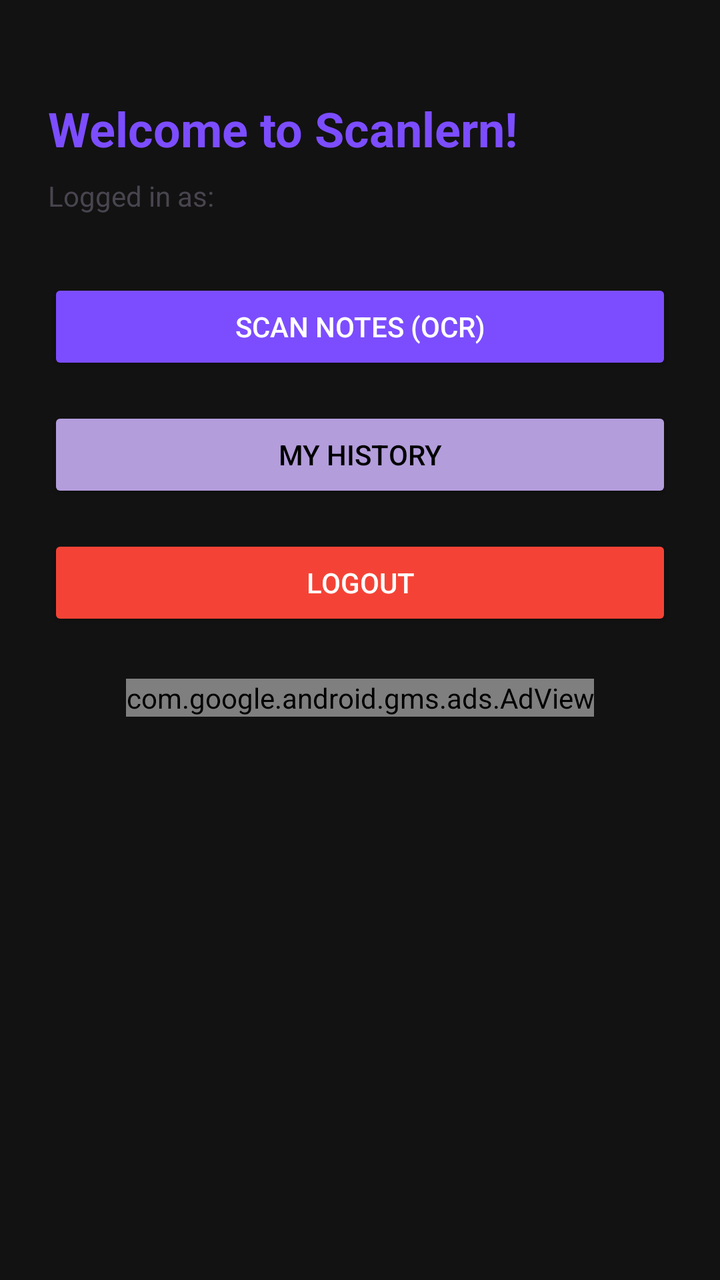
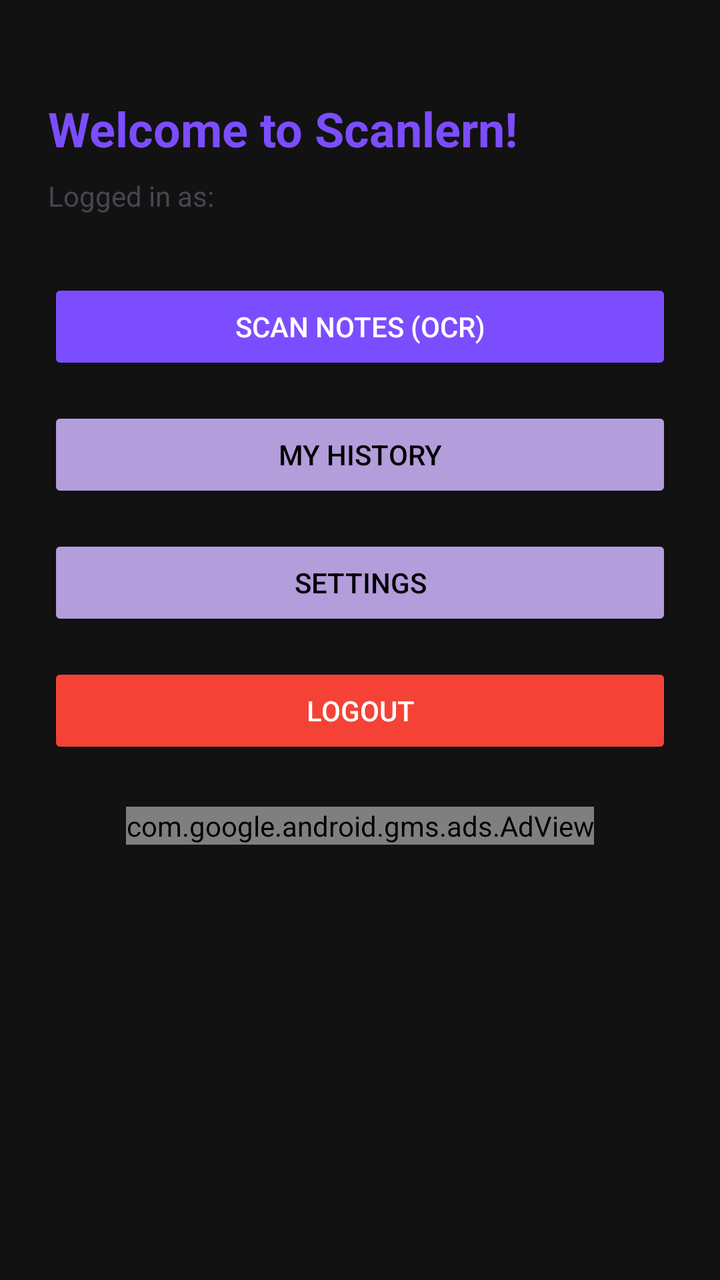

Screens rendered from an Android XML layout before and after an edit, with the pre-edit source and the edit as a unified diff.
<!-- AndroidManifest.xml: application theme Theme.Scanlern -->
<!-- res/layout/activity_home.xml -->
<?xml version="1.0" encoding="utf-8"?>
<LinearLayout xmlns:android="http://schemas.android.com/apk/res/android"
    xmlns:app="http://schemas.android.com/apk/res-auto"
    xmlns:tools="http://schemas.android.com/tools"
    android:layout_width="match_parent"
    android:layout_height="match_parent"
    android:orientation="vertical"
    android:padding="24dp"
    tools:context=".HomeActivity">

    <TextView
        android:id="@+id/tvWelcome"
        android:layout_width="match_parent"
        android:layout_height="wrap_content"
        android:text="Welcome to Scanlern!"
        android:textSize="24sp"
        android:textStyle="bold"
        android:textColor="@color/primary"
        android:layout_marginTop="24dp"
        android:layout_marginBottom="8dp" />

    <TextView
        android:id="@+id/tvUserEmail"
        android:layout_width="match_parent"
        android:layout_height="wrap_content"
        android:text="Logged in as: "
        android:textSize="14sp"
        android:layout_marginBottom="32dp" />

    <Button
        android:id="@+id/btnScan"
        android:layout_width="match_parent"
        android:layout_height="wrap_content"
        android:text="Scan Notes (OCR)"
        android:backgroundTint="@color/primary"
        android:textColor="@color/white"
        android:layout_marginBottom="16dp" />

    <Button
        android:id="@+id/btnHistory"
        android:layout_width="match_parent"
        android:layout_height="wrap_content"
        android:text="My History"
        android:backgroundTint="@color/primary_light"
        android:textColor="@color/black"
        android:layout_marginBottom="16dp" />

    <Button
        android:id="@+id/btnLogout"
        android:layout_width="match_parent"
        android:layout_height="wrap_content"
        android:text="Logout"
        android:backgroundTint="@color/accent_error"
        android:textColor="@color/white" />

    <com.google.android.gms.ads.AdView
        android:id="@+id/adView"
        android:layout_width="wrap_content"
        android:layout_height="wrap_content"
        android:layout_gravity="center"
        android:layout_marginTop="24dp"
        app:adSize="BANNER"
        app:adUnitId="ca-app-pub-9996958856491734/5807965640" />

</LinearLayout>
<!-- resources referenced by this layout -->
<resources>
  <color name="accent_error">#F44336</color>
  <color name="black">#FF000000</color>
  <color name="primary">#7C4DFF</color>
  <color name="primary_light">#B39DDB</color>
  <color name="white">#FFFFFFFF</color>
  <style name="Theme.Scanlern" parent="Base.Theme.Scanlern" />
  <style name="Base.Theme.Scanlern" parent="Theme.Material3.DayNight.NoActionBar">
          <item name="colorPrimary">@color/primary</item>
          <item name="colorPrimaryDark">@color/primary_dark</item>
          <item name="colorAccent">@color/primary_light</item>
          <item name="android:colorBackground">@color/background_dark</item>
          <item name="android:statusBarColor">@color/background_dark</item>
          <item name="android:windowLightStatusBar">false</item>
      </style>
  <color name="primary_dark">#5E35B1</color>
  <color name="background_dark">#121212</color>
</resources>

<!-- the commit's change to res/layout/activity_home.xml (unified diff, before → after) -->
@@ -46,6 +46,15 @@
         android:layout_marginBottom="16dp" />
 
     <Button
+        android:id="@+id/btnSettings"
+        android:layout_width="match_parent"
+        android:layout_height="wrap_content"
+        android:text="Settings"
+        android:backgroundTint="@color/primary_light"
+        android:textColor="@color/black"
+        android:layout_marginBottom="16dp" />
+
+    <Button
         android:id="@+id/btnLogout"
         android:layout_width="match_parent"
         android:layout_height="wrap_content"
